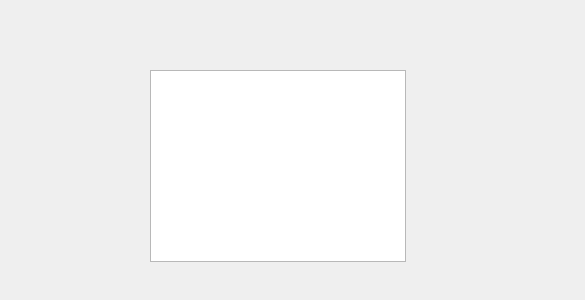
First picture: the form in src/newui/widgets/boxedit.ui, repository tribad/povmodeler, before the edit.
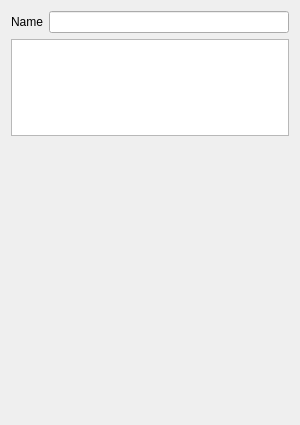
Second picture: the form after the edit. Custom widgets are drawn as their Qt base class.

Commit message:
Box-Edit now shows the corners values.
This works through the abstract property access into objects.

```diff
--- a/src/newui/widgets/boxedit.ui
+++ b/src/newui/widgets/boxedit.ui
@@ -6,23 +6,79 @@
    <rect>
     <x>0</x>
     <y>0</y>
-    <width>585</width>
-    <height>300</height>
+    <width>300</width>
+    <height>425</height>
    </rect>
   </property>
+  <property name="sizePolicy">
+   <sizepolicy hsizetype="Expanding" vsizetype="Expanding">
+    <horstretch>0</horstretch>
+    <verstretch>0</verstretch>
+   </sizepolicy>
+  </property>
   <property name="windowTitle">
    <string>Form</string>
   </property>
-  <widget class="widget::PMVectorTable" name="tableWidget">
-   <property name="geometry">
-    <rect>
-     <x>150</x>
-     <y>70</y>
-     <width>256</width>
-     <height>192</height>
-    </rect>
-   </property>
-  </widget>
+  <layout class="QVBoxLayout" name="verticalLayout_2">
+   <item>
+    <layout class="QVBoxLayout" name="verticalLayout">
+     <item>
+      <layout class="QHBoxLayout" name="horizontalLayout">
+       <item>
+        <widget class="QLabel" name="Name">
+         <property name="text">
+          <string>Name</string>
+         </property>
+        </widget>
+       </item>
+       <item>
+        <widget class="QLineEdit" name="lineEdit"/>
+       </item>
+      </layout>
+     </item>
+     <item>
+      <widget class="widget::PMVectorTable" name="tableWidget">
+       <property name="font">
+        <font>
+         <pointsize>9</pointsize>
+        </font>
+       </property>
+       <property name="verticalScrollBarPolicy">
+        <enum>Qt::ScrollBarAsNeeded</enum>
+       </property>
+       <property name="horizontalScrollBarPolicy">
+        <enum>Qt::ScrollBarAsNeeded</enum>
+       </property>
+       <property name="sizeAdjustPolicy">
+        <enum>QAbstractScrollArea::AdjustToContents</enum>
+       </property>
+       <attribute name="horizontalHeaderCascadingSectionResizes">
+        <bool>false</bool>
+       </attribute>
+       <attribute name="horizontalHeaderDefaultSectionSize">
+        <number>50</number>
+       </attribute>
+       <attribute name="horizontalHeaderStretchLastSection">
+        <bool>false</bool>
+       </attribute>
+      </widget>
+     </item>
+     <item>
+      <spacer name="verticalSpacer">
+       <property name="orientation">
+        <enum>Qt::Vertical</enum>
+       </property>
+       <property name="sizeHint" stdset="0">
+        <size>
+         <width>20</width>
+         <height>278</height>
+        </size>
+       </property>
+      </spacer>
+     </item>
+    </layout>
+   </item>
+  </layout>
  </widget>
  <customwidgets>
   <customwidget>
```
The commit also changes 9 other files.
